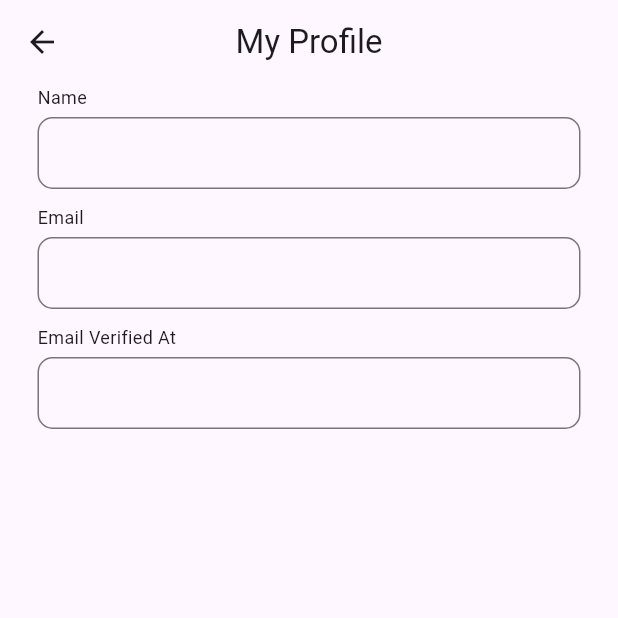
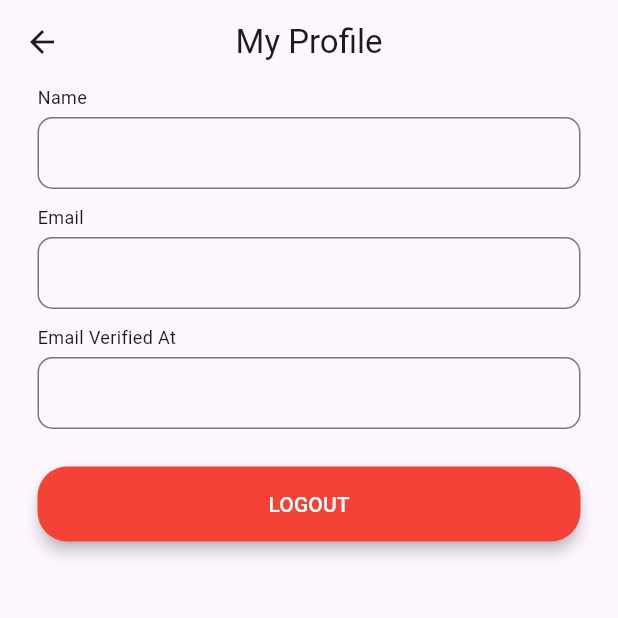
Before and after one commit to Galuhdap/solusi_book_app, a Flutter app: the ProfileView screen opened by its route, on a phone screen of 412 x 824 dp, the top half of it. Run offline on Flutter 3.47's test engine with Material 3 defaults, Android fonts, the phone set to English and light mode, and no system bars; our stand-ins replace get, persistent_bottom_nav_bar; missing offline and left inert: dart:ffi.

Commit message:
update
new

```diff
--- a/lib/app/modules/profile/views/profile_view.dart
+++ b/lib/app/modules/profile/views/profile_view.dart
@@ -9,14 +9,13 @@ class ProfileView extends GetView<ProfileController> {
   const ProfileView({Key? key}) : super(key: key);
   @override
   Widget build(BuildContext context) {
-   final ProfileController profileController =  Get.put(ProfileController());
+    final ProfileController profileController = Get.put(ProfileController());
     return Scaffold(
       appBar: AppBar(
         title: const Text('My Profile'),
         centerTitle: true,
       ),
-      body:
-        Padding(
+      body: Padding(
         padding: const EdgeInsets.only(left: 25, right: 25),
         child: Column(
           children: [
@@ -38,10 +37,30 @@ class ProfileView extends GetView<ProfileController> {
               typeInput: TextInputType.text,
               contentPadding: EdgeInsets.only(left: 13),
             ),
+            SizedBox(
+              height: 15,
+            ),
+            ElevatedButton(
+              onPressed: () {},
+              style: ElevatedButton.styleFrom(
+                  elevation: 4,
+                  backgroundColor: Colors.red,
+                  shape: RoundedRectangleBorder(
+                    borderRadius: BorderRadius.circular(20),
+                  ),
+                  minimumSize: Size(0, 50)),
+              child: Center(
+                child: Text(
+                  'LOGOUT',
+                  style: TextStyle(
+                    color: Colors.white,
+                  ),
+                ),
+              ),
+            ),
           ],
         ),
       ),
-
     );
   }
 }
```
Lines whose indentation alone changed are shown as unchanged.
